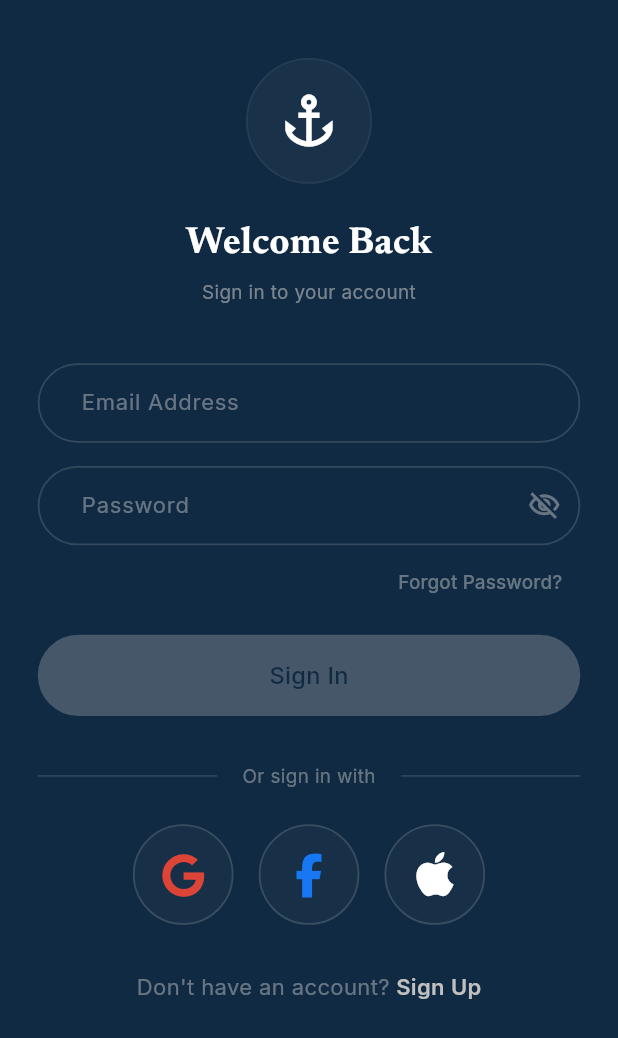
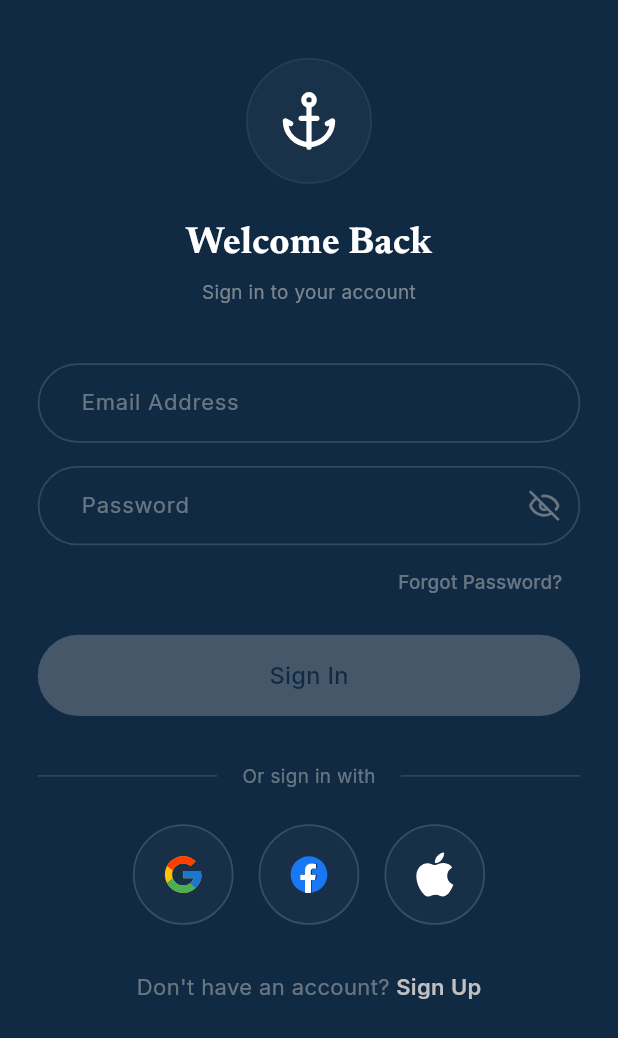
Before and after one commit to Ahmed23coder/rasseny, a Flutter app: the _LoginView screen opened directly, on a phone screen of 412 x 824 dp. Shown: the top 1038 px of the screen. Run offline on Flutter 3.47's test engine with Material 3 defaults, Android fonts, the phone set to English and light mode, and no system bars; our stand-ins replace country_picker, equatable, flutter_bloc, flutter_svg, go_router, lucide_icons_flutter; missing offline and left inert: intl_phone_field_v2; statements that could not run were skipped.

Commit message:
feat: implement navigation bar and auth UI components while migrating to Lucide icons

```diff
--- a/lib/presentation/widgets/auth/auth_back_button.dart
+++ b/lib/presentation/widgets/auth/auth_back_button.dart
@@ -1,4 +1,5 @@
 import 'package:flutter/material.dart';
+import 'package:lucide_icons_flutter/lucide_icons.dart';
 import 'package:go_router/go_router.dart';
 import '../../../core/colors/app_colors.dart';
 import '../../../core/theme/glass_surface.dart';
@@ -25,7 +26,7 @@ class AuthBackButton extends StatelessWidget {
         ),
         alignment: Alignment.center,
         child: Icon(
-          Icons.chevron_left,
+          LucideIcons.chevronLeft,
           color: AppColors.foreground,
           size: context.scaleWidth(20),
         ),
--- a/lib/presentation/widgets/auth/auth_header.dart
+++ b/lib/presentation/widgets/auth/auth_header.dart
@@ -1,4 +1,5 @@
 import 'package:flutter/material.dart';
+import 'package:lucide_icons_flutter/lucide_icons.dart';
 import '../../../core/colors/app_colors.dart';
 import '../../../core/typography/app_text_styles.dart';
 import '../../../core/utils/responsive_util.dart';
@@ -32,7 +33,7 @@ class AuthHeader extends StatelessWidget {
           ),
           alignment: Alignment.center,
           child: Icon(
-            Icons.anchor,
+            LucideIcons.anchor,
             color: AppColors.foreground,
             size: context.scaleWidth(circleSize * 0.5),
           ),
--- a/lib/presentation/widgets/auth/social_auth_buttons.dart
+++ b/lib/presentation/widgets/auth/social_auth_buttons.dart
@@ -1,5 +1,5 @@
 import 'package:flutter/material.dart';
-import 'package:font_awesome_flutter/font_awesome_flutter.dart';
+import 'package:flutter_svg/flutter_svg.dart';
 import '../../../core/colors/app_colors.dart';
 import '../../../core/utils/app_animations.dart';
 import '../../../core/utils/responsive_util.dart';
@@ -64,23 +64,45 @@ class _SocialButton extends StatelessWidget {
   }
 
   Widget _buildIcon(BuildContext context) {
+    const String googleSvg = '''
+      <svg xmlns="http://www.w3.org/2000/svg" viewBox="0 0 48 48" width="28" height="28">
+        <path fill="#FFC107" d="M43.611,20.083H42V20H24v8h11.303c-1.649,4.657-6.08,8-11.303,8c-6.627,0-12-5.373-12-12c0-6.627,5.373-12,12-12c3.059,0,5.842,1.154,7.961,3.039l5.657-5.657C34.046,6.053,29.268,4,24,4C12.955,4,4,12.955,4,24c0,11.045,8.955,20,20,20c11.045,0,20-8.955,20-20C40,22.659,39.652,21.342,43.611,20.083z"/>
+        <path fill="#FF3D00" d="M6.306,14.691l6.571,4.819C14.655,15.108,18.961,12,24,12c3.059,0,5.842,1.154,7.961,3.039l5.657-5.657C34.046,6.053,29.268,4,24,4C16.318,4,9.656,8.337,6.306,14.691z"/>
+        <path fill="#4CAF50" d="M24,44c5.166,0,9.86-1.977,13.409-5.192l-6.19-5.238C29.211,35.091,26.715,36,24,36c-5.202,0-9.619-3.317-11.283-7.946l-6.522,5.025C9.505,39.556,16.227,44,24,44z"/>
+        <path fill="#1976D2" d="M43.611,20.083H42V20H24v8h11.303c-0.792,2.237-2.231,4.166-4.087,5.571l6.19,5.238C36.971,39.205,44,34,44,24C44,22.659,43.652,21.342,43.611,20.083z"/>
+      </svg>
+    ''';
+
+    const String facebookSvg = '''
+      <svg xmlns="http://www.w3.org/2000/svg" viewBox="0 0 48 48" width="28" height="28">
+        <path fill="#1877F2" d="M24 4C12.95 4 4 12.95 4 24c0 9.98 7.33 18.25 16.87 19.74v-13.96h-5.08v-5.78h5.08v-4.41c0-5.01 2.98-7.78 7.55-7.78 2.19 0 4.47.39 4.47.39v4.92h-2.52c-2.48 0-3.26 1.54-3.26 3.12v3.75h5.54l-.89 5.78h-4.65v13.96C36.67 42.25 44 33.98 44 24 44 12.95 35.05 4 24 4z"/>
+        <path fill="#fff" d="M30.55 30l.89-5.78h-5.54v-3.75c0-1.58.77-3.12 3.26-3.12h2.52v-4.92s-2.29-.39-4.47-.39c-4.57 0-7.55 2.77-7.55 7.78v4.41h-5.08v5.78h5.08v13.96c1.08.17 2.18.26 3.3.26s2.22-.09 3.3-.26v-13.96h4.65z"/>
+      </svg>
+    ''';
+
+    const String appleSvg = '''
+      <svg xmlns="http://www.w3.org/2000/svg" viewBox="0 0 384 512" width="32" height="32" fill="#FFFFFF">
+        <path d="M318.7 268.7c-.2-36.7 16.4-64.4 50-84.8-18.8-26.9-47.2-41.7-84.7-44.6-35.5-2.8-74.3 20.7-88.5 20.7-15 0-49.4-19.7-76.4-19.7C63.3 141.2 4 184.8 4 273.5q0 39.3 14.4 81.2c12.8 36.7 59 126.7 107.2 125.2 25.2-.6 43-17.9 75.8-17.9 31.8 0 48.3 17.9 76.4 17.9 48.6-.7 90.4-82.5 102.6-119.3-65.2-30.7-61.7-90-61.7-91.9zm-56.6-164.2c27.3-32.4 24.8-61.9 24-72.5-24.1 1.4-52 16.4-67.9 34.9-17.5 19.8-27.8 44.3-25.6 71.9 26.1 2 49.9-11.4 69.5-34.3z"/>
+      </svg>
+    ''';
+
     if (type == SocialType.google) {
-      return FaIcon(
-        FontAwesomeIcons.google,
-        color: const Color(0xFFDB4437), // Google Red (using as primary)
-        size: context.scaleWidth(28),
+      return SvgPicture.string(
+        googleSvg,
+        width: context.scaleWidth(28),
+        height: context.scaleWidth(28),
       );
     } else if (type == SocialType.facebook) {
-      return FaIcon(
-        FontAwesomeIcons.facebookF,
-        color: const Color(0xFF1877F2), // Facebook Blue
-        size: context.scaleWidth(28),
+      return SvgPicture.string(
+        facebookSvg,
+        width: context.scaleWidth(28),
+        height: context.scaleWidth(28),
       );
     } else if (type == SocialType.apple) {
-      return FaIcon(
-        FontAwesomeIcons.apple,
-        color: Colors.white,
-        size: context.scaleWidth(32),
+      return SvgPicture.string(
+        appleSvg,
+        width: context.scaleWidth(32),
+        height: context.scaleWidth(32),
       );
     }
     return const SizedBox();
--- a/lib/presentation/widgets/inputs/app_text_input.dart
+++ b/lib/presentation/widgets/inputs/app_text_input.dart
@@ -1,5 +1,5 @@
 import 'package:flutter/material.dart';
-
+import 'package:lucide_icons_flutter/lucide_icons.dart';
 import '../../../core/colors/app_colors.dart';
 import '../../../core/typography/app_text_styles.dart';
 import '../../../core/utils/responsive_util.dart';
@@ -141,7 +141,7 @@ class _AppTextInputState extends State<AppTextInput> {
     if (widget.showPasswordToggle) {
       return IconButton(
         icon: Icon(
-          _obscured ? Icons.visibility_off_outlined : Icons.visibility_outlined,
+          _obscured ? LucideIcons.eyeOff : LucideIcons.eye,
           color: _obscured ? AppColors.silverPlaceholder : AppColors.foreground,
           size: 22,
         ),
--- a/pubspec.yaml
+++ b/pubspec.yaml
@@ -9,13 +9,12 @@ environment:
 dependencies:
   flutter:
     sdk: flutter
-  cupertino_icons: ^1.0.8
   flutter_bloc: ^9.1.0
   go_router: ^15.1.2
   equatable: ^2.0.7
   flutter_svg: ^2.2.4
   intl_phone_field_v2: ^4.0.5
-  font_awesome_flutter: ^10.8.0
+  lucide_icons_flutter: ^3.1.1
   country_picker: ^2.0.27
 
 dev_dependencies:
```
Also changed, not shown: lib/presentation/widgets/navigation/bottom_nav_bar.dart (+22 -41 lines), pubspec.lock, tmp_figma/9406de8bed5e7af11c7ae5a9f994ec7c6c138f0f.svg (deleted).
